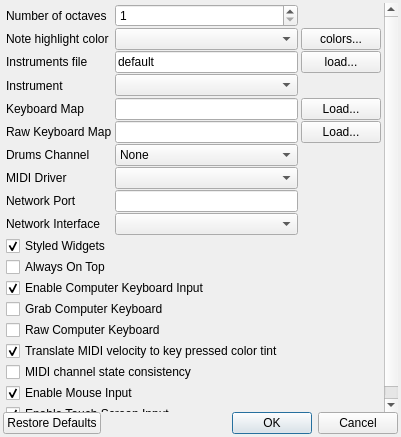
Before: the Qt Designer form src/preferences.ui in pedrolcl/VMPK, drawn with Qt 5.
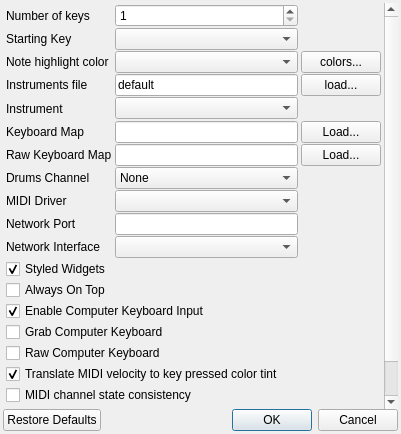
After: the same form once the commit is applied. Icons and pictures are not drawn.

Commit message: * Arbitrary number of keys, instead of whole octaves * Any starting key, instead of fixed C

Diff of the .ui file:
```diff
--- a/src/preferences.ui
+++ b/src/preferences.ui
@@ -24,7 +24,7 @@
     <x>0</x>
     <y>0</y>
     <width>401</width>
-    <height>437</height>
+    <height>434</height>
    </rect>
   </property>
   <property name="windowTitle">
@@ -62,7 +62,7 @@
         <x>0</x>
         <y>0</y>
         <width>395</width>
-        <height>404</height>
+        <height>406</height>
        </rect>
       </property>
       <property name="minimumSize">
@@ -102,7 +102,7 @@
           </sizepolicy>
          </property>
          <property name="text">
-          <string>Number of octaves</string>
+          <string>Number of keys</string>
          </property>
          <property name="buddy">
           <cstring>spinNumOctaves</cstring>
@@ -493,6 +493,16 @@
          </property>
         </widget>
        </item>
+       <item row="1" column="0">
+        <widget class="QLabel" name="lblStartingKey">
+         <property name="text">
+          <string>Starting Key</string>
+         </property>
+        </widget>
+       </item>
+       <item row="1" column="1">
+        <widget class="QComboBox" name="cboStartingKey"/>
+       </item>
       </layout>
      </widget>
     </widget>
```
Left out of the diff: 19 changed lines with no effect on the pictures. The commit also changes 9 other files.
